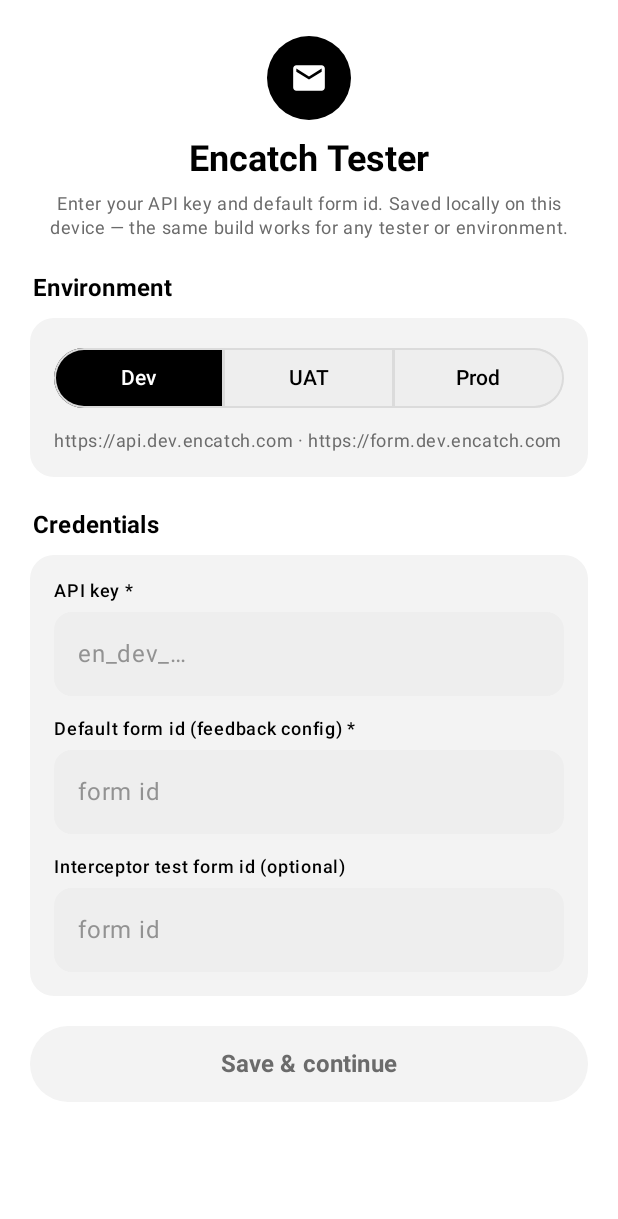
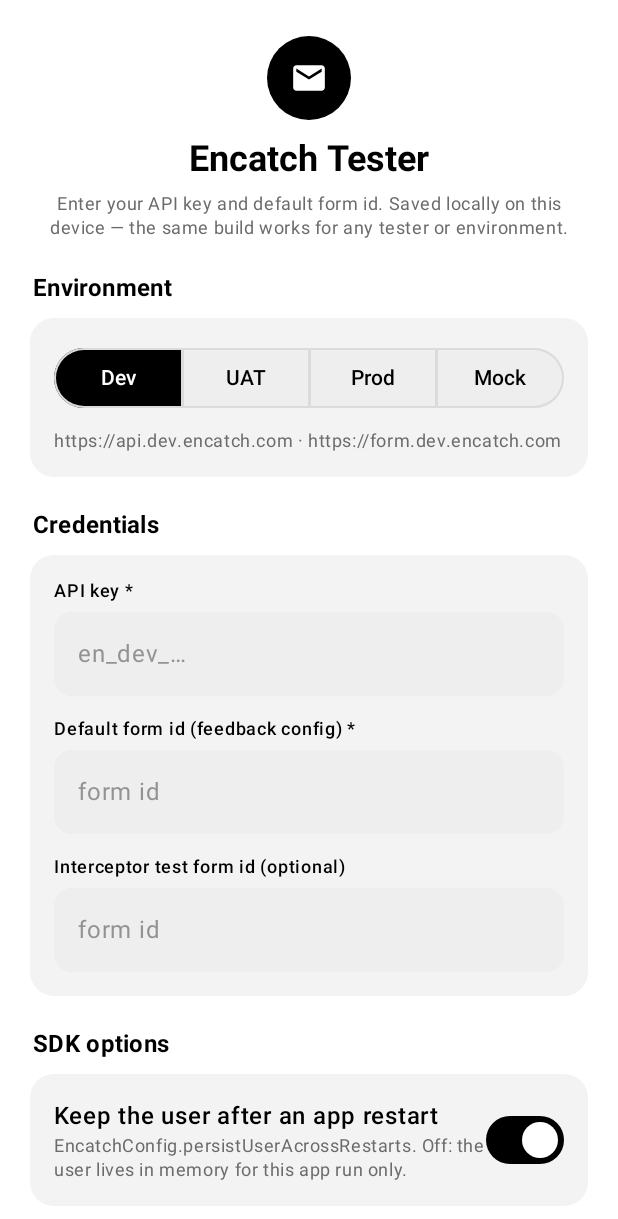
Before and after one commit to get-encatch/encatch-android, an Android app built with Jetpack Compose: the screen it shows after launch (MainActivity), on a phone screen of 412 x 824 dp. Shown: the top 1219 px of the screen. Run offline under Robolectric (Android 15) with nearby library versions, the phone set to English and light mode, and no system bars; libraries missing offline, so code that uses them is left out: com.russhwolf.settings.

Commit message:
Testers and E13: check persistUserAcrossRestarts on devices
The Android and iOS testers get a "Mock" environment (this repo's
mock-server), a "Keep the user after an app restart" switch on Setup
(persistUserAcrossRestarts), an Encatch.isIdentified() line on Login
and Home, and track the Login screen as they track Home.

The mock-server now records each call with its identity headers
(GET /__mock/requests, POST /__mock/reset) and answers identify-user
with a user id.

integrations/e2e/run-e13.sh runs E13 from the React Native SDK 1.5.0
doc with Maestro: sign in, restart the app without clearing its data,
and check the second launch's requests (as a visitor with the switch
off, as the user by default). It passes on an Android emulator and an
iOS simulator.

```diff
--- a/integrations/encatch-android-tester/src/main/AndroidManifest.xml
+++ b/integrations/encatch-android-tester/src/main/AndroidManifest.xml
@@ -14,6 +14,7 @@
         android:name=".TesterApplication"
         android:allowBackup="true"
         android:label="@string/app_name"
+        android:networkSecurityConfig="@xml/network_security_config"
         android:theme="@android:style/Theme.Material.Light.NoActionBar">
 
         <activity
--- a/integrations/encatch-android-tester/src/main/kotlin/com/encatch/androidtester/MainActivity.kt
+++ b/integrations/encatch-android-tester/src/main/kotlin/com/encatch/androidtester/MainActivity.kt
@@ -46,6 +46,7 @@ import com.encatch.core.EventType
 import com.encatch.core.Theme
 import com.encatch.core.UserTraits
 import kotlinx.coroutines.CoroutineScope
+import kotlinx.coroutines.delay
 import kotlinx.coroutines.launch
 import kotlinx.serialization.json.JsonPrimitive
 
@@ -104,6 +105,8 @@ private fun TesterApp(prefs: TesterPrefs, usersStore: TestUsersStore, scope: Cor
         )
     }
     var lastEvent by remember { mutableStateOf("No events yet") }
+    var sdkReady by remember { mutableStateOf(Encatch.isInitialized) }
+    var identified by remember { mutableStateOf(false) }
     var selectedUsername by remember { mutableStateOf(prefs.userName) }
     var savedUsers by remember { mutableStateOf(usersStore.list()) }
     var currentTheme by remember { mutableStateOf(Theme.SYSTEM) }
@@ -120,6 +123,7 @@ private fun TesterApp(prefs: TesterPrefs, usersStore: TestUsersStore, scope: Cor
                 apiBaseUrl = prefs.apiBaseUrl ?: prefs.environment.apiBaseUrl,
                 webHost = prefs.webHost ?: prefs.environment.webHost,
                 debugMode = true,
+                persistUserAcrossRestarts = prefs.persistUser,
                 // Unconditionally blocks the configured interceptor form id and queues it for
                 // the InterceptorCarousel — demonstrates fully replacing the SDK's modal with
                 // a custom-rendered native form.
@@ -145,6 +149,22 @@ private fun TesterApp(prefs: TesterPrefs, usersStore: TestUsersStore, scope: Cor
     // skips the Setup screen, so init must happen here instead of Setup's onContinue.
     LaunchedEffect(Unit) {
         if (prefs.isSetupComplete && !Encatch.isInitialized) initializeSdk()
+        sdkReady = Encatch.isInitialized
+    }
+
+    // Encatch.isIdentified() for the readout on Login and Home: it changes when an identify reply
+    // arrives, so it is read again every half second.
+    LaunchedEffect(Unit) {
+        while (true) {
+            identified = Encatch.isIdentified()
+            delay(500)
+        }
+    }
+
+    // The login screen is tracked like Home is (a host app tracks the screens it shows), once the
+    // SDK is initialized.
+    LaunchedEffect(screen, sdkReady) {
+        if (sdkReady && screen == Screen.Login) Encatch.trackScreen("Login")
     }
 
     // Registered once for the process lifetime, same as a real host app would at startup.
@@ -187,15 +207,18 @@ private fun TesterApp(prefs: TesterPrefs, usersStore: TestUsersStore, scope: Cor
         when (val current = screen) {
             Screen.Setup -> SetupScreen(
                 initialEnvironment = prefs.environment,
-                onContinue = { environment, apiKey, formId, interceptorFormId ->
+                initialPersistUser = prefs.persistUser,
+                onContinue = { environment, apiKey, formId, interceptorFormId, persistUser ->
                     prefs.environment = environment
                     prefs.apiKey = apiKey
                     prefs.formId = formId
                     prefs.apiBaseUrl = environment.apiBaseUrl
                     prefs.webHost = environment.webHost
                     prefs.interceptorFormId = interceptorFormId.ifBlank { null }
+                    prefs.persistUser = persistUser
                     scope.launch {
                         initializeSdk()
+                        sdkReady = true
                         screen = Screen.Login
                     }
                 },
@@ -204,6 +227,7 @@ private fun TesterApp(prefs: TesterPrefs, usersStore: TestUsersStore, scope: Cor
             Screen.Login -> LoginScreen(
                 savedUsers = savedUsers,
                 selectedUsername = selectedUsername,
+                identified = identified,
                 onSelectUser = { user -> selectedUsername = user.username },
                 onSaveNewUser = { user ->
                     usersStore.add(user)
@@ -317,6 +341,7 @@ private fun TesterApp(prefs: TesterPrefs, usersStore: TestUsersStore, scope: Cor
                     when (tab) {
                         TesterTab.HOME -> HomeScreen(
                             userName = prefs.userName,
+                            identified = identified,
                             lastEvent = lastEvent,
                             interceptorFormId = prefs.interceptorFormId,
                             onShowModalForm = { scope.launch { Encatch.showForm(prefs.formId.orEmpty()) } },
--- a/integrations/encatch-android-tester/src/main/kotlin/com/encatch/androidtester/Screens.kt
+++ b/integrations/encatch-android-tester/src/main/kotlin/com/encatch/androidtester/Screens.kt
@@ -43,12 +43,26 @@ import androidx.compose.ui.Modifier
 import androidx.compose.ui.draw.clip
 import androidx.compose.ui.graphics.Color
 import androidx.compose.ui.text.font.FontWeight
+import androidx.compose.foundation.selection.toggleable
+import androidx.compose.material3.Switch
+import androidx.compose.ui.semantics.Role
 import androidx.compose.ui.text.style.TextAlign
 import androidx.compose.ui.unit.dp
 import androidx.compose.ui.unit.sp
 import androidx.compose.ui.viewinterop.AndroidView
 import com.encatch.android.EncatchInlineFormView
 import com.encatch.core.Encatch
+
+/** What the SDK says about the identity (`Encatch.isIdentified()`), shown on Login and Home. */
+@Composable
+private fun IdentifiedLine(identified: Boolean) {
+    Text(
+        "Encatch.isIdentified(): ${if (identified) "yes" else "no"}",
+        style = MaterialTheme.typography.bodySmall,
+        color = MaterialTheme.colorScheme.onSurfaceVariant,
+        modifier = Modifier.fillMaxWidth(),
+    )
+}
 
 /** Centered hero used on Setup/Login/EditProfile: brand mark, bold title, secondary caption. */
 @Composable
@@ -74,7 +88,8 @@ private fun HeroHeader(title: String, caption: String, avatar: (@Composable () -
 @Composable
 fun SetupScreen(
     initialEnvironment: TesterEnvironment,
-    onContinue: (environment: TesterEnvironment, apiKey: String, formId: String, interceptorFormId: String) -> Unit,
+    initialPersistUser: Boolean,
+    onContinue: (environment: TesterEnvironment, apiKey: String, formId: String, interceptorFormId: String, persistUser: Boolean) -> Unit,
 ) {
     var environment by remember { mutableStateOf(initialEnvironment) }
     // Prefilled (still editable) from the developer-local dev-tester-defaults.properties
@@ -82,6 +97,7 @@ fun SetupScreen(
     var apiKey by remember { mutableStateOf(BuildConfig.DEV_DEFAULT_API_KEY) }
     var formId by remember { mutableStateOf(BuildConfig.DEV_DEFAULT_FORM_ID) }
     var interceptorFormId by remember { mutableStateOf("") }
+    var persistUser by remember { mutableStateOf(initialPersistUser) }
 
     Column(
         Modifier.padding(horizontal = 20.dp).verticalScroll(rememberScrollState()).imePadding(),
@@ -137,9 +153,29 @@ fun SetupScreen(
             }
         }
 
+        Column(verticalArrangement = Arrangement.spacedBy(8.dp)) {
+            SectionHeader("SDK options")
+            TesterCard {
+                Row(
+                    verticalAlignment = Alignment.CenterVertically,
+                    modifier = Modifier.toggleable(value = persistUser, role = Role.Switch, onValueChange = { persistUser = it }),
+                ) {
+                    Column(Modifier.weight(1f)) {
+                        Text("Keep the user after an app restart", fontWeight = FontWeight.SemiBold)
+                        Text(
+                            "EncatchConfig.persistUserAcrossRestarts. Off: the user lives in memory for this app run only.",
+                            style = MaterialTheme.typography.bodySmall,
+                            color = MaterialTheme.colorScheme.onSurfaceVariant,
+                        )
+                    }
+                    Switch(checked = persistUser, onCheckedChange = null)
+                }
+            }
+        }
+
         PrimaryPillButton(
             text = "Save & continue",
-            onClick = { onContinue(environment, apiKey.trim(), formId.trim(), interceptorFormId.trim()) },
+            onClick = { onContinue(environment, apiKey.trim(), formId.trim(), interceptorFormId.trim(), persistUser) },
             enabled = apiKey.isNotBlank() && formId.isNotBlank(),
         )
         Spacer(Modifier.height(12.dp))
@@ -153,6 +189,7 @@ fun LoginScreen(
     onSaveNewUser: (TestUser) -> Unit,
     onEditProfile: (String) -> Unit,
     selectedUsername: String?,
+    identified: Boolean,
     onIdentify: () -> Unit,
     onChangeSetup: () -> Unit,
 ) {
@@ -169,6 +206,7 @@ fun LoginScreen(
             title = "Log in",
             caption = "Mock login — calls Encatch.identifyUser(username). Saved users are local to this tester, independent of the SDK.",
         )
+        IdentifiedLine(identified)
 
         Column(verticalArrangement = Arrangement.spacedBy(8.dp)) {
             SectionHeader("Saved users")
@@ -301,6 +339,7 @@ fun EditProfileScreen(
 @Composable
 fun HomeScreen(
     userName: String?,
+    identified: Boolean,
     lastEvent: String,
     interceptorFormId: String?,
     onShowModalForm: () -> Unit,
@@ -317,6 +356,7 @@ fun HomeScreen(
         Modifier.padding(horizontal = 20.dp, vertical = 16.dp).verticalScroll(rememberScrollState()).imePadding(),
         verticalArrangement = Arrangement.spacedBy(20.dp),
     ) {
+        IdentifiedLine(identified)
         if (!userName.isNullOrBlank()) {
             TesterCard {
                 Row(verticalAlignment = Alignment.CenterVertically) {
--- a/integrations/encatch-android-tester/src/main/kotlin/com/encatch/androidtester/TesterPrefs.kt
+++ b/integrations/encatch-android-tester/src/main/kotlin/com/encatch/androidtester/TesterPrefs.kt
@@ -9,6 +9,8 @@ enum class TesterEnvironment(val label: String, val apiBaseUrl: String, val webH
     DEV("Dev", "https://api.dev.encatch.com", "https://form.dev.encatch.com"),
     UAT("UAT", "https://api.uat.encatch.com", "https://form-uat.encatch.com"),
     PROD("Prod", "https://api.encatch.com", "https://form.encatch.com"),
+    /** This repo's mock-server (`./gradlew :mock-server:run`) on the host, as the emulator reaches it. */
+    MOCK("Mock", "http://10.0.2.2:8089", "http://10.0.2.2:8089"),
     ;
 
     companion object {
@@ -53,6 +55,11 @@ class TesterPrefs(context: Context) {
         get() = prefs.getString(KEY_USER_NAME, null)
         set(value) = prefs.edit().putString(KEY_USER_NAME, value).apply()
 
+    /** `EncatchConfig.persistUserAcrossRestarts` (Setup's "Keep the user after an app restart"). */
+    var persistUser: Boolean
+        get() = prefs.getBoolean(KEY_PERSIST_USER, true)
+        set(value) = prefs.edit().putBoolean(KEY_PERSIST_USER, value).apply()
+
     val isSetupComplete: Boolean
         get() = !apiKey.isNullOrBlank() && !formId.isNullOrBlank()
 
@@ -68,6 +75,7 @@ class TesterPrefs(context: Context) {
         const val KEY_INTERCEPTOR_FORM_ID = "interceptor_form_id"
         const val KEY_ENVIRONMENT = "environment"
         const val KEY_USER_NAME = "user_name"
+        const val KEY_PERSIST_USER = "persist_user"
     }
 }
 
```
Also changed, not shown: integrations/encatch-android-tester/src/main/res/xml/network_security_config.xml (added, +8 -0 lines), mock-server/src/main/kotlin/com/encatch/mockserver/Main.kt (+49 -6 lines), 5 other files.
